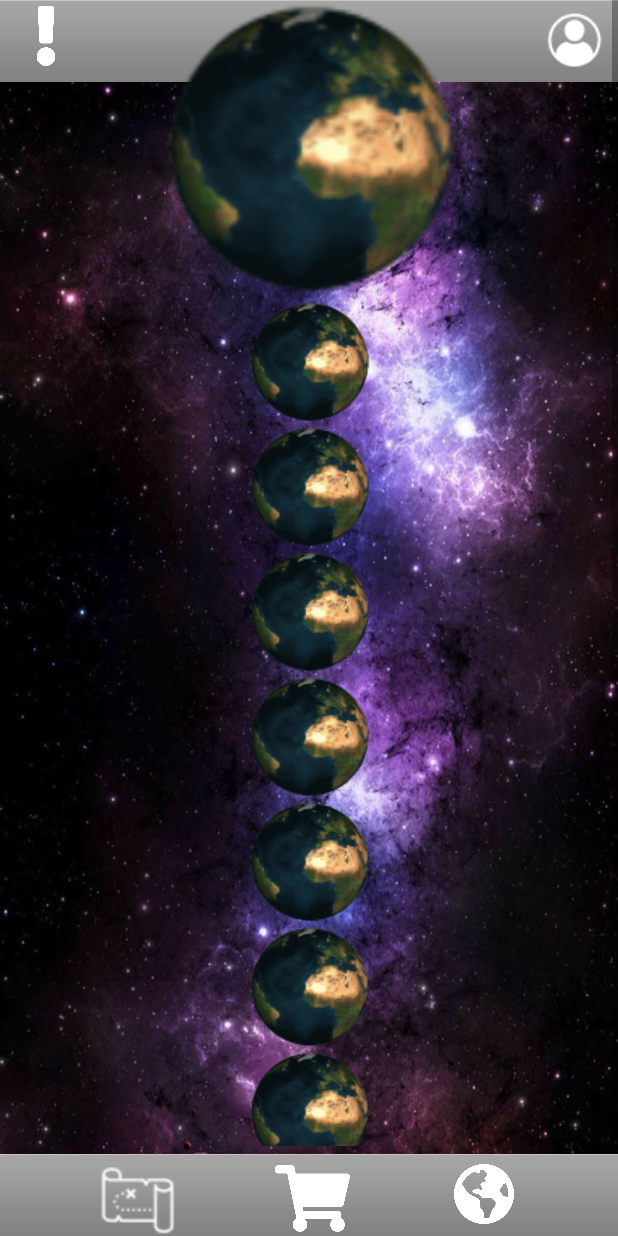
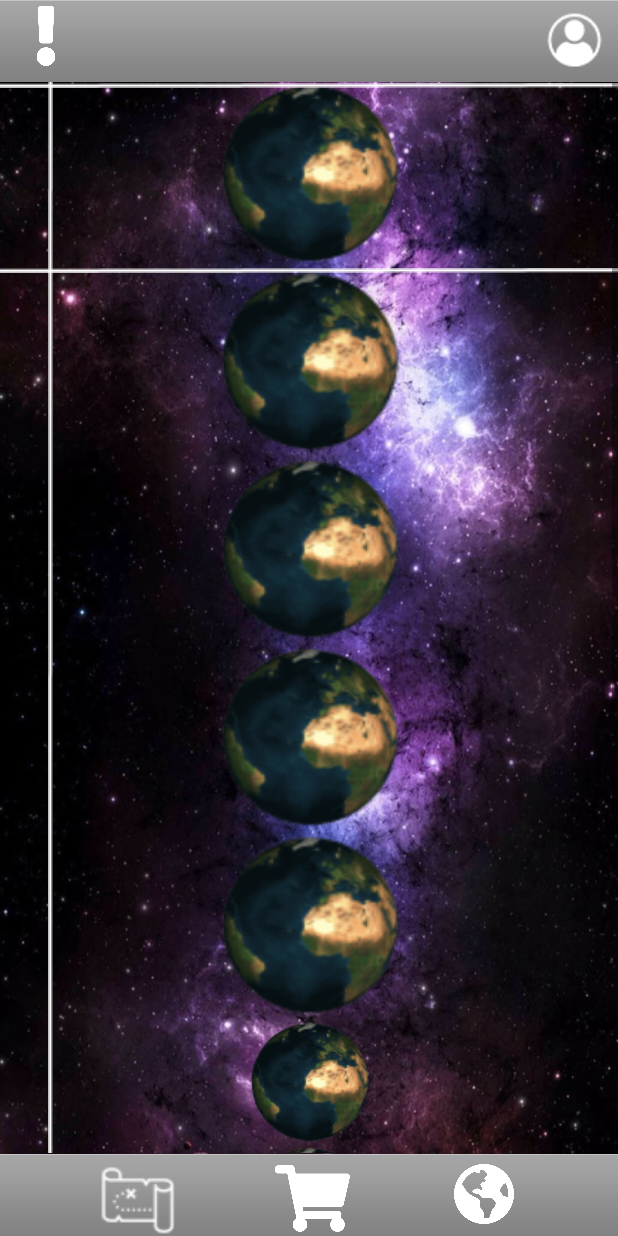
Before and after one commit to Alannegra/SpaceMarket, an Android app: the Bottom3Fragment screen opened through its navigation route, on a phone screen of 412 x 824 dp. Run offline under Robolectric (Android 15) with nearby library versions, the phone set to English and light mode, and no system bars; our stand-ins replace navigation-ui.

Commit message:
Earth 0:50 thursday

```diff
--- a/app/src/main/res/layout/fragment_bottom3.xml
+++ b/app/src/main/res/layout/fragment_bottom3.xml
@@ -6,6 +6,181 @@
     xmlns:app="http://schemas.android.com/apk/res-auto"
     tools:context=".Bottom3Fragment"
     android:background="@drawable/galaxy">
+
+
+
+
+
+
+    <ImageView
+        android:id="@+id/fakenavbartop"
+        android:layout_width="wrap_content"
+        android:layout_height="wrap_content"
+        android:scaleX="3"
+        android:src="@android:drawable/bottom_bar"
+        app:layout_constraintEnd_toEndOf="parent"
+        app:layout_constraintLeft_toRightOf="parent"
+        app:layout_constraintRight_toRightOf="parent"
+        app:layout_constraintStart_toStartOf="parent"
+        app:layout_constraintTop_toTopOf="parent" />
+
+    <ImageView
+        android:id="@+id/fakenavbarbot"
+        android:layout_width="wrap_content"
+        android:layout_height="wrap_content"
+        android:scaleX="3"
+        android:src="@android:drawable/bottom_bar"
+        app:layout_constraintBottom_toBottomOf="parent"
+        app:layout_constraintEnd_toEndOf="parent"
+        app:layout_constraintLeft_toRightOf="parent"
+        app:layout_constraintRight_toRightOf="parent"
+        app:layout_constraintStart_toStartOf="parent"
+         />
+
+    <ScrollView
+        android:id="@+id/ScrollViewEarth"
+        android:layout_width="match_parent"
+        android:layout_height="match_parent"
+        android:layout_marginTop="53dp"
+        android:layout_marginBottom="55dp"
+        app:layout_constraintBottom_toBottomOf="parent"
+        app:layout_constraintEnd_toEndOf="parent"
+        app:layout_constraintStart_toStartOf="parent"
+        app:layout_constraintTop_toTopOf="parent">
+
+
+        <androidx.constraintlayout.widget.ConstraintLayout
+            android:layout_width="match_parent"
+            android:layout_height="wrap_content">
+
+            <ImageView
+                android:id="@+id/imageView"
+                android:layout_width="125dp"
+                android:layout_height="125dp"
+                android:src="@drawable/earth"
+                app:layout_constraintEnd_toEndOf="parent"
+                app:layout_constraintStart_toStartOf="parent"
+                app:layout_constraintTop_toTopOf="parent" />
+            <!--android:scaleType="centerCrop"-->
+
+            <ImageView
+                android:id="@+id/imageView2"
+                android:layout_width="125dp"
+                android:layout_height="125dp"
+                android:src="@drawable/earth"
+                app:layout_constraintEnd_toEndOf="parent"
+                app:layout_constraintStart_toStartOf="parent"
+                app:layout_constraintTop_toBottomOf="@+id/imageView" />
+
+            <ImageView
+                android:id="@+id/imageView3"
+                android:layout_width="125dp"
+                android:layout_height="125dp"
+                android:src="@drawable/earth"
+                app:layout_constraintEnd_toEndOf="parent"
+                app:layout_constraintStart_toStartOf="parent"
+                app:layout_constraintTop_toBottomOf="@+id/imageView2" />
+
+            <ImageView
+                android:id="@+id/imageView4"
+                android:layout_width="125dp"
+                android:layout_height="125dp"
+                android:src="@drawable/earth"
+                app:layout_constraintEnd_toEndOf="parent"
+                app:layout_constraintStart_toStartOf="parent"
+                app:layout_constraintTop_toBottomOf="@+id/imageView3" />
+
+            <ImageView
+                android:id="@+id/imageView5"
+                android:layout_width="125dp"
+                android:layout_height="125dp"
+                android:src="@drawable/earth"
+                app:layout_constraintEnd_toEndOf="parent"
+                app:layout_constraintStart_toStartOf="parent"
+                app:layout_constraintTop_toBottomOf="@+id/imageView4" />
+
+            <ImageView
+                android:id="@+id/imageView6"
+                android:layout_width="wrap_content"
+                android:layout_height="wrap_content"
+                android:src="@drawable/earth"
+                app:layout_constraintEnd_toEndOf="parent"
+                app:layout_constraintStart_toStartOf="parent"
+                app:layout_constraintTop_toBottomOf="@+id/imageView5" />
+
+            <ImageView
+                android:id="@+id/imageView7"
+                android:layout_width="wrap_content"
+                android:layout_height="wrap_content"
+                android:src="@drawable/earth"
+                app:layout_constraintEnd_toEndOf="parent"
+                app:layout_constraintStart_toStartOf="parent"
+                app:layout_constraintTop_toBottomOf="@+id/imageView6" />
+
+            <ImageView
+                android:id="@+id/imageView8"
+                android:layout_width="wrap_content"
+                android:layout_height="wrap_content"
+                android:src="@drawable/earth"
+                app:layout_constraintEnd_toEndOf="parent"
+                app:layout_constraintStart_toStartOf="parent"
+                app:layout_constraintTop_toBottomOf="@+id/imageView7" />
+
+            <ImageView
+                android:id="@+id/imageView9"
+                android:layout_width="wrap_content"
+                android:layout_height="wrap_content"
+                android:src="@drawable/earth"
+                app:layout_constraintEnd_toEndOf="parent"
+                app:layout_constraintStart_toStartOf="parent"
+                app:layout_constraintTop_toBottomOf="@+id/imageView8" />
+
+            <ImageView
+                android:id="@+id/imageView10"
+                android:layout_width="wrap_content"
+                android:layout_height="wrap_content"
+                android:src="@drawable/earth"
+                app:layout_constraintEnd_toEndOf="parent"
+                app:layout_constraintStart_toStartOf="parent"
+                app:layout_constraintTop_toBottomOf="@+id/imageView9" />
+
+            <ImageView
+                android:id="@+id/imageView14"
+                android:layout_width="wrap_content"
+                android:layout_height="wrap_content"
+                android:layout_marginStart="32dp"
+                android:scaleY="2"
+                android:src="@drawable/whitestick"
+                app:layout_constraintBottom_toBottomOf="parent"
+                app:layout_constraintStart_toStartOf="parent"
+                app:layout_constraintTop_toTopOf="parent" />
+
+            <ImageView
+                android:id="@+id/whitehorizontal1"
+                android:layout_width="wrap_content"
+                android:layout_height="wrap_content"
+                android:layout_marginTop="2dp"
+                android:scaleX="2"
+                android:src="@drawable/whitehorizontalstick"
+                app:layout_constraintEnd_toEndOf="parent"
+                app:layout_constraintStart_toStartOf="parent"
+                app:layout_constraintTop_toTopOf="parent" />
+
+            <ImageView
+                android:id="@+id/whitehorizontal2"
+                android:layout_width="wrap_content"
+                android:layout_height="wrap_content"
+                android:scaleX="2"
+                android:src="@drawable/whitehorizontalstick"
+                app:layout_constraintEnd_toEndOf="parent"
+                app:layout_constraintStart_toStartOf="parent"
+                app:layout_constraintTop_toBottomOf="@+id/imageView" />
+
+
+        </androidx.constraintlayout.widget.ConstraintLayout>
+
+
+    </ScrollView>
 
     <include android:id="@+id/fragment_menutopnav"
         android:layout_width="match_parent"
@@ -18,94 +193,4 @@
         layout="@layout/fragment_menubotnav"/>
 
 
-    <ScrollView
-        android:id="@+id/ScrollViewEarth"
-        android:layout_width="match_parent"
-        android:layout_height="match_parent"
-        android:layout_marginBottom="60dp"
-        app:layout_constraintBottom_toBottomOf="parent"
-        app:layout_constraintEnd_toEndOf="parent"
-        app:layout_constraintStart_toStartOf="parent"
-        app:layout_constraintTop_toTopOf="parent">
-
-
-        <androidx.constraintlayout.widget.ConstraintLayout
-            android:layout_width="match_parent"
-            android:layout_height="wrap_content">
-
-            <ImageView
-                android:id="@+id/imageView"
-                android:layout_width="match_parent"
-                android:layout_height="200dp"
-                android:src="@drawable/earth"
-                app:layout_constraintEnd_toEndOf="parent"
-                app:layout_constraintStart_toStartOf="parent"
-                app:layout_constraintTop_toTopOf="parent" />
-                 <!--android:scaleType="centerCrop"-->
-
-            <ImageView
-                android:id="@+id/imageView2"
-                android:layout_width="wrap_content"
-                android:layout_height="wrap_content"
-                android:src="@drawable/earth"
-                app:layout_constraintEnd_toEndOf="parent"
-                app:layout_constraintStart_toStartOf="parent"
-                app:layout_constraintTop_toBottomOf="@+id/imageView" />
-            <ImageView
-                android:id="@+id/imageView3"
-                android:layout_width="wrap_content"
-                android:layout_height="wrap_content"
-                android:src="@drawable/earth"
-                app:layout_constraintEnd_toEndOf="parent"
-                app:layout_constraintStart_toStartOf="parent"
-                app:layout_constraintTop_toBottomOf="@+id/imageView2" />
-            <ImageView
-                android:id="@+id/imageView4"
-                android:layout_width="wrap_content"
-                android:layout_height="wrap_content"
-                android:src="@drawable/earth"
-                app:layout_constraintEnd_toEndOf="parent"
-                app:layout_constraintStart_toStartOf="parent"
-                app:layout_constraintTop_toBottomOf="@+id/imageView3" />
-            <ImageView
-                android:id="@+id/imageView5"
-                android:layout_width="wrap_content"
-                android:layout_height="wrap_content"
-                android:src="@drawable/earth"
-                app:layout_constraintEnd_toEndOf="parent"
-                app:layout_constraintStart_toStartOf="parent"
-                app:layout_constraintTop_toBottomOf="@+id/imageView4" />
-            <ImageView
-                android:id="@+id/imageView6"
-                android:layout_width="wrap_content"
-                android:layout_height="wrap_content"
-                android:src="@drawable/earth"
-                app:layout_constraintEnd_toEndOf="parent"
-                app:layout_constraintStart_toStartOf="parent"
-                app:layout_constraintTop_toBottomOf="@+id/imageView5" />
-            <ImageView
-                android:id="@+id/imageView7"
-                android:layout_width="wrap_content"
-                android:layout_height="wrap_content"
-                android:src="@drawable/earth"
-                app:layout_constraintEnd_toEndOf="parent"
-                app:layout_constraintStart_toStartOf="parent"
-                app:layout_constraintTop_toBottomOf="@+id/imageView6" />
-            <ImageView
-                android:id="@+id/imageView8"
-                android:layout_width="wrap_content"
-                android:layout_height="wrap_content"
-                android:src="@drawable/earth"
-                app:layout_constraintEnd_toEndOf="parent"
-                app:layout_constraintStart_toStartOf="parent"
-                app:layout_constraintTop_toBottomOf="@+id/imageView7" />
-
-
-
-        </androidx.constraintlayout.widget.ConstraintLayout>
-
-
-    </ScrollView>
-
-
 </androidx.constraintlayout.widget.ConstraintLayout>
--- a/app/src/main/res/values/strings.xml
+++ b/app/src/main/res/values/strings.xml
@@ -4,5 +4,6 @@
     <string name="hello_blank_fragment">Hello blank fragment</string>
     <string name="usuario">Hello blank fragment</string>
     <string name="password">Hello blank fragment</string>
+    <string name="signin">Sign In</string>
 
 </resources>
```
Also changed, not shown: app/src/main/res/layout/fragment_login.xml (+65 -7 lines), app/src/main/res/drawable-v24/password.png (added), app/src/main/res/drawable-v24/rectangleblue.png (added), app/src/main/res/drawable-v24/usauriomail.png (added), app/src/main/res/drawable-v24/whitehorizontalstick.png (added), app/src/main/res/drawable-v24/whitestick.png (added).
